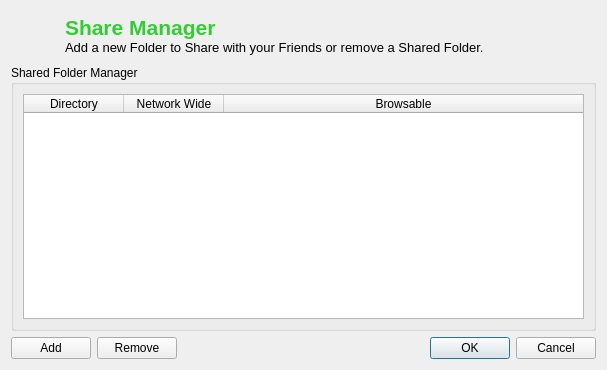
Before: the Qt Designer form retroshare-gui/src/gui/ShareManager.ui in RetroShare/RetroShare, drawn with Qt 5.
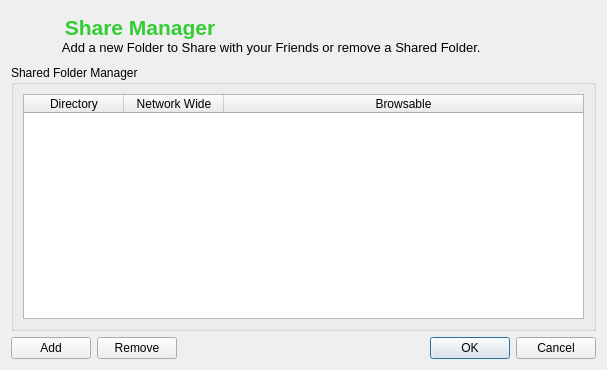
After: the same form once the commit is applied. Icons and pictures are not drawn.

Commit message: added for ShareManager and CreateForum stylesheet background images little redesign CreateForum

The edit to the form file:
```diff
--- a/retroshare-gui/src/gui/ShareManager.ui
+++ b/retroshare-gui/src/gui/ShareManager.ui
@@ -20,6 +20,9 @@
   <layout class="QGridLayout">
    <item row="0" column="0" colspan="4">
     <layout class="QGridLayout">
+     <property name="horizontalSpacing">
+      <number>0</number>
+     </property>
      <item row="0" column="0">
       <widget class="QLabel" name="piclabel">
        <property name="minimumSize">
@@ -44,12 +47,16 @@
      </item>
      <item row="0" column="1">
       <widget class="QLabel" name="label_2">
+       <property name="styleSheet">
+        <string notr="true">background-image: url(:/images/connect/connectFriendBanner.png)</string>
+       </property>
        <property name="text">
-        <string>&lt;html&gt;&lt;head&gt;&lt;meta name=&quot;qrichtext&quot; content=&quot;1&quot; /&gt;&lt;style type=&quot;text/css&quot;&gt;
+        <string>&lt;!DOCTYPE HTML PUBLIC &quot;-//W3C//DTD HTML 4.0//EN&quot; &quot;http://www.w3.org/TR/REC-html40/strict.dtd&quot;&gt;
+&lt;html&gt;&lt;head&gt;&lt;meta name=&quot;qrichtext&quot; content=&quot;1&quot; /&gt;&lt;style type=&quot;text/css&quot;&gt;
 p, li { white-space: pre-wrap; }
-&lt;/style&gt;&lt;/head&gt;&lt;body style=&quot; font-family:'Sans Serif'; font-size:9pt; font-weight:400; font-style:normal;&quot;&gt;
-&lt;p style=&quot; margin-top:0px; margin-bottom:0px; margin-left:0px; margin-right:0px; -qt-block-indent:0; text-indent:0px;&quot;&gt;&lt;span style=&quot; font-size:16pt; font-weight:600; color:#32cd32;&quot;&gt;Share Manager&lt;/span&gt;&lt;/p&gt;
-&lt;p style=&quot; margin-top:0px; margin-bottom:0px; margin-left:0px; margin-right:0px; -qt-block-indent:0; text-indent:0px; font-size:16pt;&quot;&gt;&lt;span style=&quot; font-size:10pt;&quot;&gt;Add a new Folder to Share with your Friends or remove a Shared Folder.&lt;/span&gt;&lt;/p&gt;&lt;/body&gt;&lt;/html&gt;</string>
+&lt;/style&gt;&lt;/head&gt;&lt;body style=&quot; font-family:'DejaVu Sans'; font-size:9pt; font-weight:400; font-style:normal;&quot;&gt;
+&lt;p style=&quot; margin-top:0px; margin-bottom:0px; margin-left:0px; margin-right:0px; -qt-block-indent:0; text-indent:0px;&quot;&gt;&lt;span style=&quot; font-family:'Sans Serif'; font-size:16pt; font-weight:600; color:#32cd32;&quot;&gt; Share Manager&lt;/span&gt;&lt;/p&gt;
+&lt;p style=&quot; margin-top:0px; margin-bottom:0px; margin-left:0px; margin-right:0px; -qt-block-indent:0; text-indent:0px;&quot;&gt;&lt;span style=&quot; font-family:'Sans Serif'; font-size:10pt;&quot;&gt; Add a new Folder to Share with your Friends or remove a Shared Folder.&lt;/span&gt;&lt;/p&gt;&lt;/body&gt;&lt;/html&gt;</string>
        </property>
       </widget>
      </item>
```
Left out of the diff: 6 changed lines with no effect on the pictures. The commit also changes 5 other files.
